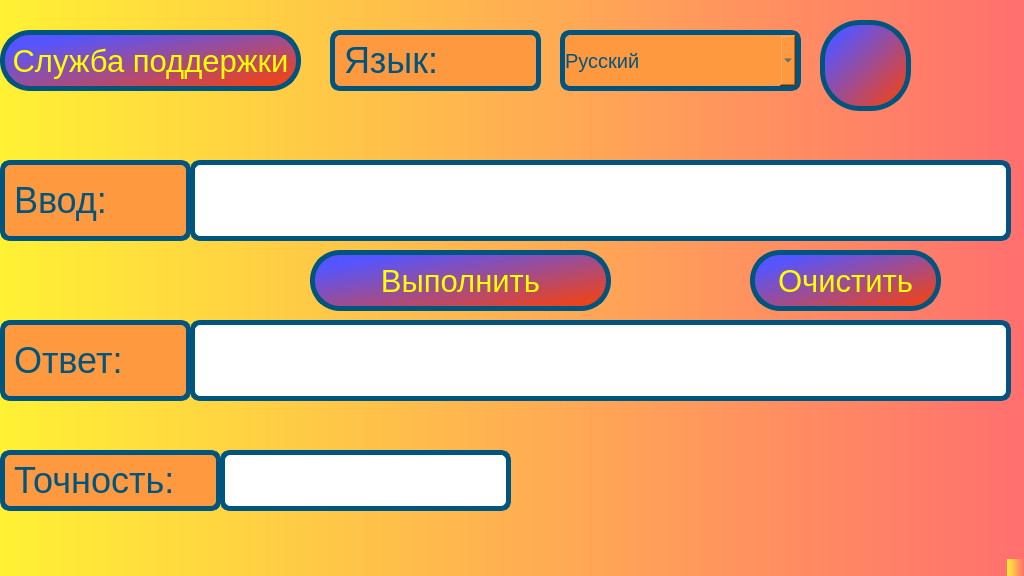
Kiborg010/SQRT, file window.ui: the form before one commit.
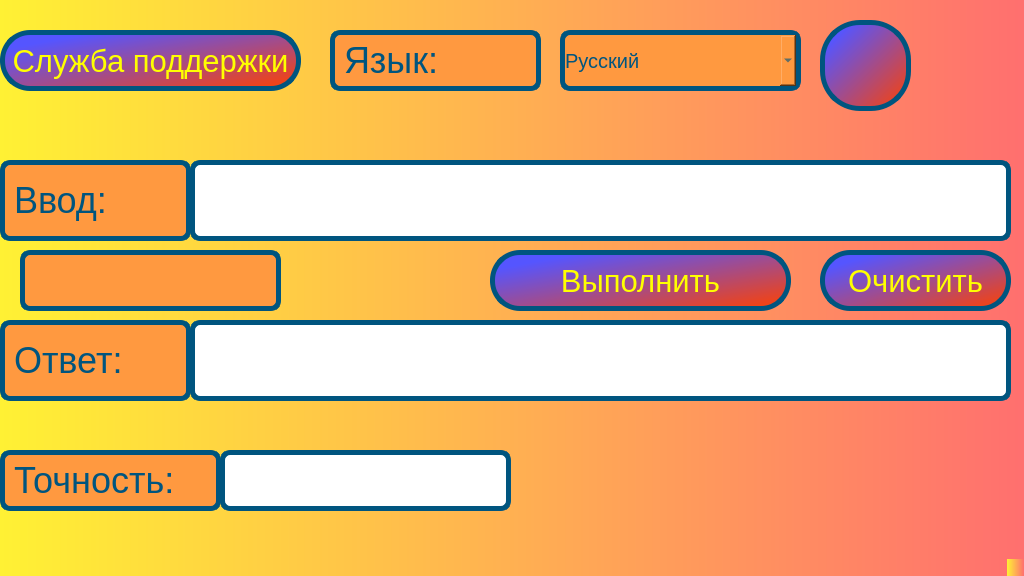
The form after the commit. Icons and pictures are not drawn.

Commit message: Улучшен алгоритм вычисления

```diff
--- a/window.ui
+++ b/window.ui
@@ -224,7 +224,7 @@
    <widget class="QPushButton" name="btn_comply">
     <property name="geometry">
      <rect>
-      <x>310</x>
+      <x>490</x>
       <y>250</y>
       <width>301</width>
       <height>61</height>
@@ -308,7 +308,7 @@
    <widget class="QPushButton" name="btn_clear">
     <property name="geometry">
      <rect>
-      <x>750</x>
+      <x>820</x>
       <y>250</y>
       <width>191</width>
       <height>61</height>
@@ -329,6 +329,28 @@
      <string>Очистить</string>
     </property>
    </widget>
+   <widget class="QTextBrowser" name="text_error">
+    <property name="geometry">
+     <rect>
+      <x>20</x>
+      <y>250</y>
+      <width>261</width>
+      <height>61</height>
+     </rect>
+    </property>
+    <property name="font">
+     <font>
+      <pointsize>22</pointsize>
+     </font>
+    </property>
+    <property name="styleSheet">
+     <string notr="true">background-color: rgb(255, 153, 64);
+border-radius: 10px;
+border: 5px solid rgb(0, 85, 127);
+color: rgb(0, 85, 127);
+</string>
+    </property>
+   </widget>
   </widget>
   <widget class="QMenuBar" name="menubar">
    <property name="geometry">
```
The commit also changes 2 other files.
